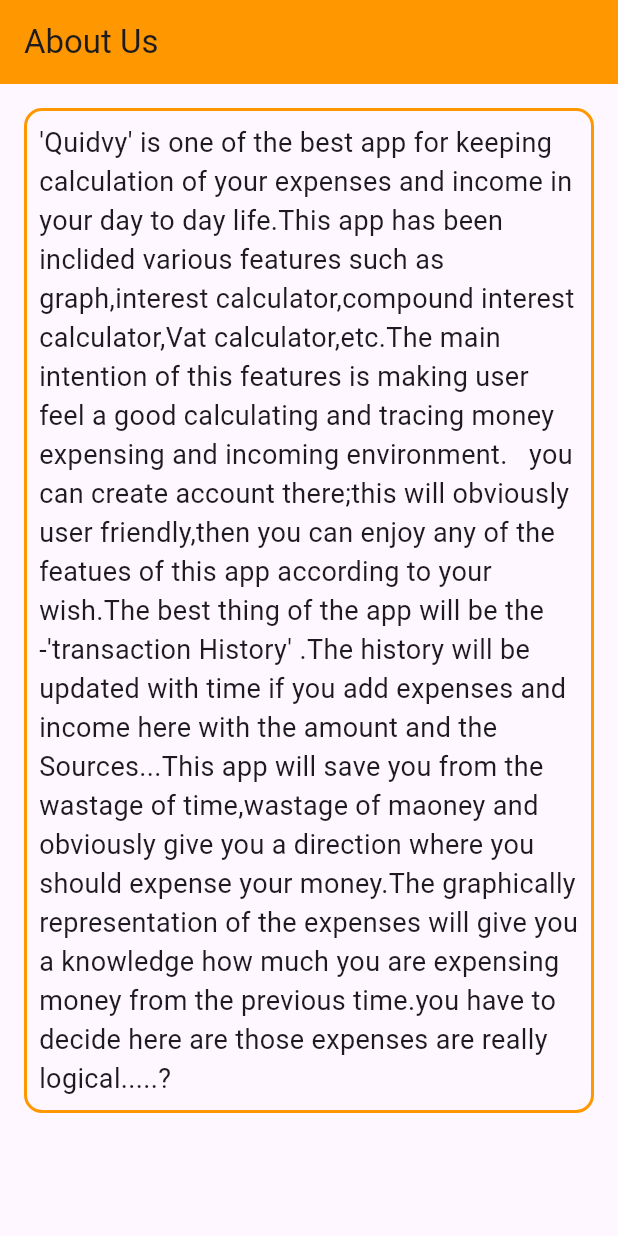
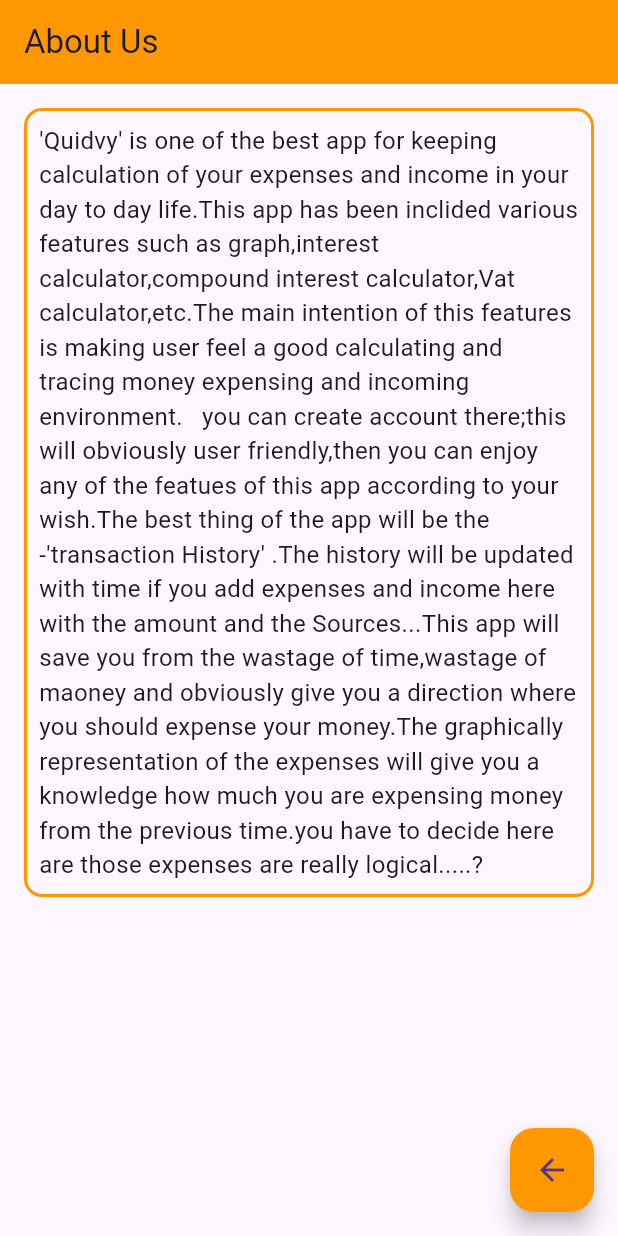
Before and after one commit to Akib-Mahmud-Omio/Quidvy, a Flutter app: the Bottom screen opened directly, after a tap on "About Us", on a phone screen of 412 x 824 dp. Run offline on Flutter 3.47's test engine with Material 3 defaults, Android fonts, the phone set to English and light mode, and no system bars.

Commit message:
added back button in about us

```diff
--- a/lib/pages/about_us.dart
+++ b/lib/pages/about_us.dart
@@ -24,9 +24,17 @@ class AboutUs extends StatelessWidget {
             child: Text(
               "'Quidvy' is one of the best app for keeping calculation of your expenses and income in your day to day life.This app has been inclided various features such as graph,interest calculator,compound interest calculator,Vat calculator,etc.The main intention of this features is making user feel a good calculating and tracing money expensing and incoming environment.   you can create account there;this will obviously user friendly,then you can enjoy any of the featues of this app according to your wish.The best thing of the app will be the -'transaction History' .The history will be updated with time if you add expenses and income here with the amount and the Sources...This app will save you from the wastage of time,wastage of maoney and obviously give you a direction where you should expense your money.The graphically representation of the expenses will give you a knowledge how much you are expensing money from the previous time.you have to decide here are those expenses are really logical.....?",
 
-              style: TextStyle(fontSize: 18.0),
+              style: TextStyle(fontSize: 16.0),
             ),
           ),
+        ),
+
+        floatingActionButton: FloatingActionButton(
+          onPressed: () {
+            Navigator.pop(context);
+          },
+          child: Icon(Icons.arrow_back),
+          backgroundColor: Colors.orange,
         ),
       ),
     );
--- a/lib/pages/help.dart
+++ b/lib/pages/help.dart
@@ -34,7 +34,6 @@ class Help extends StatelessWidget {
       child: Icon(Icons.arrow_back),
       backgroundColor: Colors.orange,
     ),
-
       ),
     );
   }
```
